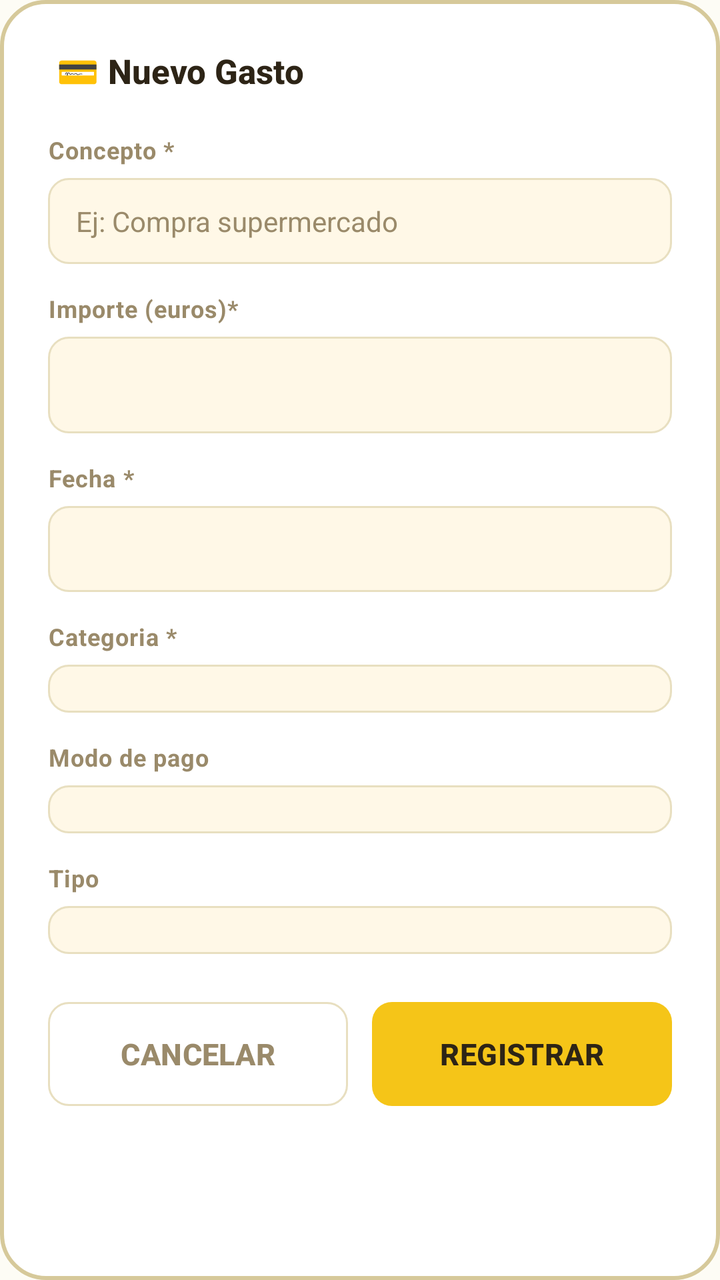
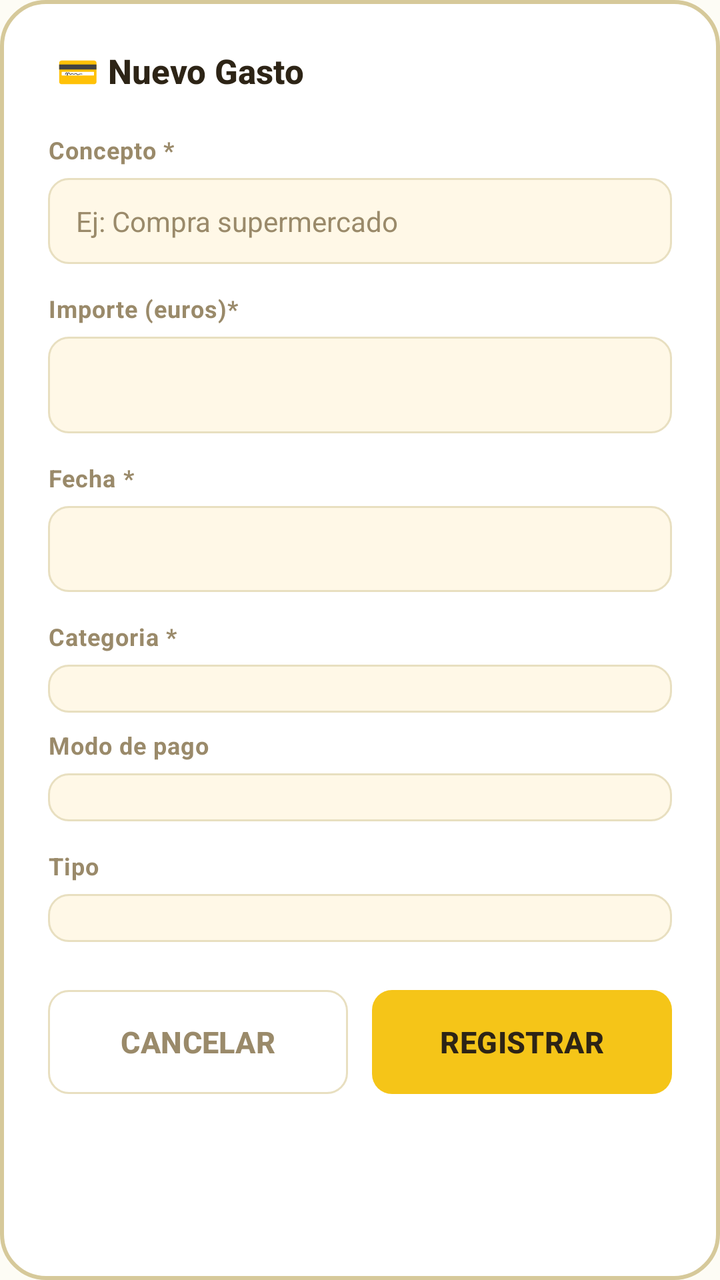

An Android layout rendered at two revisions. The XML below is the earlier revision; the diff shows what the commit changed to produce the second picture.
<!-- AndroidManifest.xml: application theme Theme.HomneyApp -->
<!-- res/layout/fragment_crear_nuevo_gasto.xml -->
<?xml version="1.0" encoding="utf-8"?>
<ScrollView xmlns:android="http://schemas.android.com/apk/res/android"
    xmlns:tools="http://schemas.android.com/tools"
    android:layout_width="match_parent"
    android:layout_height="match_parent"
    android:background="@drawable/bg_auth_box"
    android:fillViewport="true">

    <LinearLayout
        android:layout_width="match_parent"
        android:layout_height="wrap_content"
        android:orientation="vertical"
        android:padding="24dp">

        <TextView
            android:layout_width="wrap_content"
            android:layout_height="wrap_content"
            android:text=" 💳 Nuevo Gasto"
            style="@style/Homney.Text.Title" />

        <TextView
            android:layout_width="wrap_content"
            android:layout_height="wrap_content"
            android:text="@string/concepto"
            style="@style/Homney.Text.Label"
            android:layout_marginTop="20dp"
            android:layout_marginBottom="6dp" />

        <EditText
            android:id="@+id/et_concepto_gasto"
            android:layout_width="match_parent"
            android:layout_height="wrap_content"
            android:background="@drawable/bg_input"
            android:inputType="textAutoComplete"
            android:hint="@string/ejemplo_concepto"
            android:textColor="@color/text"
            android:textColorHint="@color/muted"
            android:textSize="14sp"
            android:paddingLeft="14dp"
            android:paddingRight="14dp"
            android:paddingTop="12dp"
            android:paddingBottom="12dp"
            android:layout_marginBottom="14dp"
            android:singleLine="true" />

        <TextView
            android:layout_width="wrap_content"
            android:layout_height="wrap_content"
            android:text="@string/importe"
            style="@style/Homney.Text.Label"
            android:layout_marginBottom="6dp" />

        <EditText
            android:id="@+id/et_importe"
            android:layout_width="match_parent"
            android:layout_height="wrap_content"
            android:background="@drawable/bg_input"
            android:paddingLeft="14dp"
            android:paddingRight="14dp"
            android:paddingTop="12dp"
            android:paddingBottom="12dp"
            android:layout_marginBottom="14dp"
            android:inputType="numberDecimal"
            android:ems="10"
            />

        <TextView
            android:layout_width="wrap_content"
            android:layout_height="wrap_content"
            android:text="@string/fecha"
            style="@style/Homney.Text.Label"
            android:layout_marginBottom="6dp" />

        <EditText
            android:id="@+id/et_fecha_gasto"
            android:layout_width="match_parent"
            android:layout_height="wrap_content"
            android:ems="10"
            android:inputType="date"
            android:background="@drawable/bg_input"
            android:textColor="@color/text"
            android:textColorHint="@color/muted"
            android:textSize="14sp"
            android:paddingLeft="14dp"
            android:paddingRight="14dp"
            android:paddingTop="12dp"
            android:paddingBottom="12dp"
            android:layout_marginBottom="14dp"/>



        <TextView
            android:layout_width="wrap_content"
            android:layout_height="wrap_content"
            android:text="@string/categoria"
            style="@style/Homney.Text.Label"
            android:layout_marginBottom="6dp" />

        <Spinner
            android:id="@+id/spinner_categoria"
            android:layout_width="match_parent"
            android:layout_height="wrap_content"
            android:ems="10"
            android:inputType="numberSigned"
            android:background="@drawable/bg_input"
            android:textColor="@color/text"
            android:textColorHint="@color/muted"
            android:textSize="14sp"
            android:paddingLeft="14dp"
            android:paddingRight="14dp"
            android:paddingTop="12dp"
            android:paddingBottom="12dp"
            android:layout_marginBottom="14dp"
            />

        <TextView
            android:layout_width="wrap_content"
            android:layout_height="wrap_content"
            android:text="@string/modo_pago"
            style="@style/Homney.Text.Label"
            android:layout_marginBottom="6dp" />

        <Spinner
            android:id="@+id/spinner_modo_pago"
            android:layout_width="match_parent"
            android:layout_height="wrap_content"
            android:background="@drawable/bg_input"
            android:paddingLeft="14dp"
            android:paddingRight="14dp"
            android:paddingTop="12dp"
            android:paddingBottom="12dp"
            android:layout_marginBottom="14dp" />

        <TextView
            android:layout_width="wrap_content"
            android:layout_height="wrap_content"
            android:text="@string/tipo_pago"
            style="@style/Homney.Text.Label"
            android:layout_marginBottom="6dp" />

        <Spinner
            android:id="@+id/spinner_tipo_pago"
            android:layout_width="match_parent"
            android:layout_height="wrap_content"
            android:background="@drawable/bg_input"
            android:paddingLeft="14dp"
            android:paddingRight="14dp"
            android:paddingTop="12dp"
            android:paddingBottom="12dp"
            android:layout_marginBottom="24dp" />

        <LinearLayout
            android:layout_width="match_parent"
            android:layout_height="wrap_content"
            android:orientation="horizontal">

            <Button
                android:id="@+id/btn_cancelar_tarea"
                android:layout_width="0dp"
                android:layout_height="52dp"
                style="@style/Homney.Button.Ghost"
                android:text="@string/btn_cancelar"
                android:textSize="15sp"
                android:layout_weight="1"
                android:layout_marginEnd="6dp" />

            <Button
                android:id="@+id/btn_crear_gasto"
                android:layout_width="0dp"
                android:layout_height="52dp"
                style="@style/Homney.Button.Primary"
                android:text="@string/btn_crear_gasto"
                android:textSize="15sp"
                android:layout_weight="1"
                android:layout_marginStart="6dp" />

        </LinearLayout>

    </LinearLayout>
</ScrollView>
<!-- resources referenced by this layout -->
<resources>
  <color name="muted">#9A8A6A</color>
  <color name="text">#2D2416</color>
  <!-- drawable bg_auth_box (drawable) -->
  <?xml version="1.0" encoding="utf-8"?>
  <shape xmlns:android="http://schemas.android.com/apk/res/android"
      android:shape="rectangle">
      <solid android:color="@color/surface" />
      <stroke android:width="2dp" android:color="@color/border2" />
      <corners android:radius="22dp" />
  </shape>
  <!-- drawable bg_input (drawable) -->
  <?xml version="1.0" encoding="utf-8"?>
  <selector xmlns:android="http://schemas.android.com/apk/res/android">
  
      
      <item android:state_focused="true">
          <shape android:shape="rectangle">
              <solid android:color="@color/surface_two" />
              <stroke android:width="2dp" android:color="@color/accent" />
              <corners android:radius="10dp" />
          </shape>
      </item>
  
      
      <item>
          <shape android:shape="rectangle">
              <solid android:color="@color/surface_two" />
              <stroke android:width="1dp" android:color="@color/border" />
              <corners android:radius="10dp" />
          </shape>
      </item>
  
  </selector>
  <string name="btn_cancelar">Cancelar</string>
  <string name="btn_crear_gasto">Registrar</string>
  <string name="categoria">Categoria *</string>
  <string name="concepto">Concepto *</string>
  <string name="ejemplo_concepto">Ej: Compra supermercado</string>
  <string name="fecha">Fecha *</string>
  <string name="importe">Importe (euros)*</string>
  <string name="modo_pago">Modo de pago</string>
  <string name="tipo_pago">Tipo</string>
  <style name="Homney.Button.Ghost" parent="Homney.Button.Base">
          <item name="android:background">@drawable/bg_button_ghost</item>
          <item name="android:textColor">@color/muted</item>
      </style>
  <style name="Homney.Button.Primary" parent="Homney.Button.Base">
          <item name="android:background">@drawable/bg_button_primary</item>
          <item name="android:textColor">@color/text</item>
      </style>
  <style name="Homney.Text.Label" parent="Homney.Text">
          <item name="android:textColor">@color/muted</item>
          <item name="android:textSize">12sp</item>
          <item name="android:textStyle">bold</item>
          <item name="android:letterSpacing">0.03</item>
          <item name="android:textAllCaps">false</item>
      </style>
  <style name="Homney.Text.Title" parent="Homney.Text">
          <item name="android:textColor">@color/text</item>
          <item name="android:textSize">17sp</item>
          <item name="android:textStyle">bold</item>
          <item name="android:fontFamily">sans-serif-medium</item>
      </style>
  <color name="surface">#FFFFFFFF</color>
  <color name="border2">#D6C99A</color>
  <color name="surface_two">#FFF8E7</color>
  <color name="accent">#F5C518</color>
  <color name="border">#E8DFC0</color>
  <style name="Homney.Button.Base" parent="Widget.AppCompat.Button">
          <item name="android:minHeight">44dp</item>
          <item name="android:paddingLeft">20dp</item>
          <item name="android:paddingRight">20dp</item>
          <item name="android:paddingTop">10dp</item>
          <item name="android:paddingBottom">10dp</item>
          <item name="android:textSize">14sp</item>
          <item name="android:textStyle">bold</item>
          <item name="android:fontFamily">sans-serif-medium</item>
          <item name="android:letterSpacing">0.01</item>
          <item name="android:stateListAnimator">@null</item>
          <item name="android:insetTop">0dp</item>
          <item name="android:insetBottom">0dp</item>
      </style>
  <style name="Homney.Text" parent="" />
  <color name="accent_dark">#D4A80E</color>
  <color name="green">#7CC87A</color>
  <color name="green_dark">#58A856</color>
  <color name="background">#FDFCF5</color>
  <color name="accent_background">#FFF3C0</color>
  <!-- unchanged entries left out for length: 3 -->
</resources>

<!-- the commit's change to res/layout/fragment_crear_nuevo_gasto.xml (unified diff, before → after) -->
@@ -27,7 +27,7 @@
             android:layout_marginBottom="6dp" />
 
         <EditText
-            android:id="@+id/et_concepto_gasto"
+            android:id="@+id/et_nombre_tarea"
             android:layout_width="match_parent"
             android:layout_height="wrap_content"
             android:background="@drawable/bg_input"
@@ -100,18 +100,34 @@
             android:id="@+id/spinner_categoria"
             android:layout_width="match_parent"
             android:layout_height="wrap_content"
-            android:ems="10"
-            android:inputType="numberSigned"
             android:background="@drawable/bg_input"
-            android:textColor="@color/text"
-            android:textColorHint="@color/muted"
-            android:textSize="14sp"
+            android:paddingLeft="14dp"
+            android:paddingRight="14dp"
+            android:paddingTop="12dp"
+            android:paddingBottom="12dp"
+            android:layout_marginBottom="8dp" />
+
+        
+        <TextView
+            android:id="@+id/tv_label_subcategoria"
+            style="@style/Homney.Text.Label"
+            android:layout_width="wrap_content"
+            android:layout_height="wrap_content"
+            android:text="Subcategoría (opcional)"
+            android:layout_marginBottom="6dp"
+            android:visibility="gone" />
+
+        <Spinner
+            android:id="@+id/spinner_subcategoria"
+            android:layout_width="match_parent"
+            android:layout_height="wrap_content"
+            android:background="@drawable/bg_input"
             android:paddingLeft="14dp"
             android:paddingRight="14dp"
             android:paddingTop="12dp"
             android:paddingBottom="12dp"
             android:layout_marginBottom="14dp"
-            />
+            android:visibility="gone" />
 
         <TextView
             android:layout_width="wrap_content"
